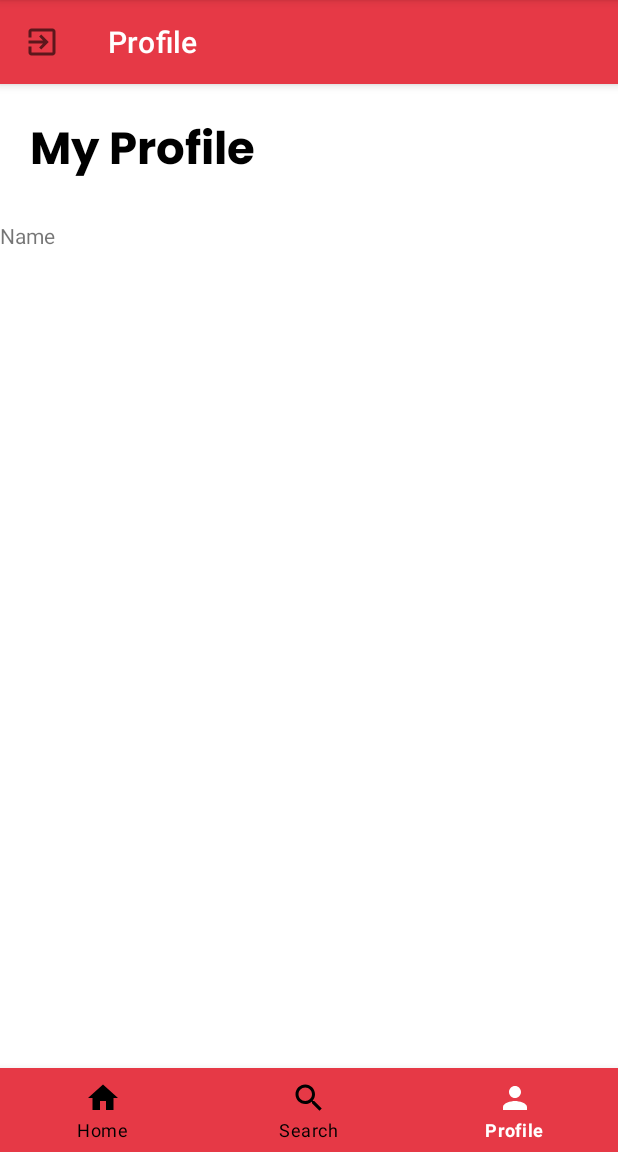
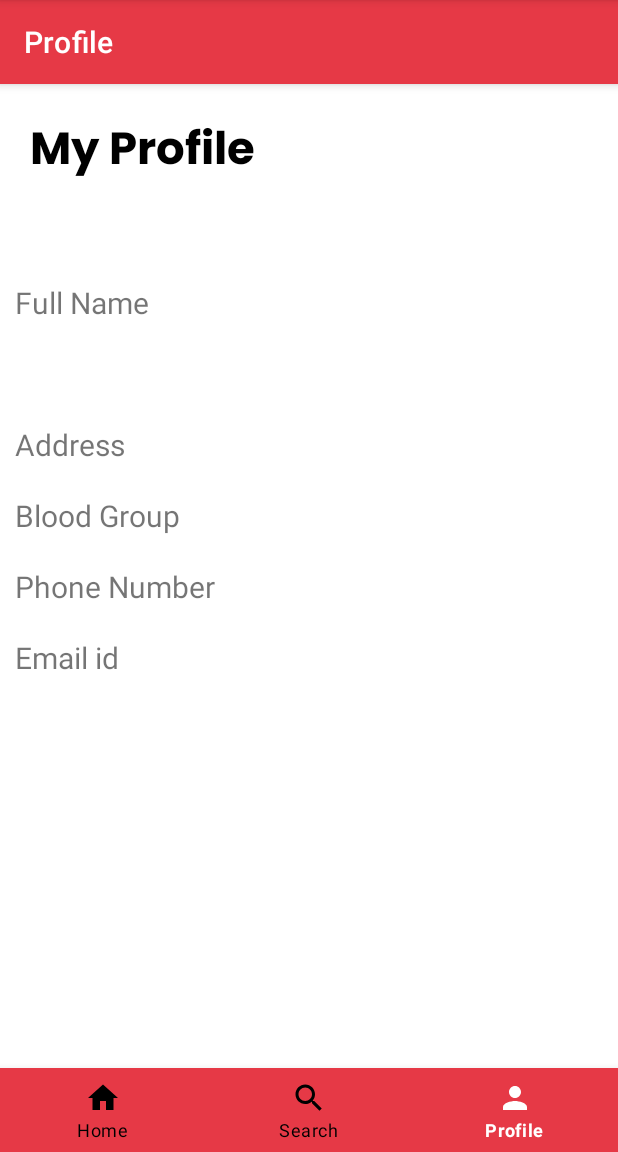
Before and after one commit to Rejoreji/OneBlood, an Android app: the Home screen opened directly, with no data from a screen before it, item 3 of the bottom bar chosen, on a phone screen of 412 x 824 dp, the part 84-1236 px from its top. Run offline under Robolectric (Android 15) with nearby library versions, the phone set to English and light mode, and no system bars.

Commit message:
Some more changes

```diff
--- a/app/src/main/java/com/example/oneblood/Home.java
+++ b/app/src/main/java/com/example/oneblood/Home.java
@@ -4,7 +4,10 @@ import android.content.Intent;
 import android.database.Cursor;
 import android.os.Bundle;
 import android.view.MenuItem;
+import android.view.View;
 import android.widget.ArrayAdapter;
+import android.widget.EditText;
+import android.widget.ImageView;
 import android.widget.ListAdapter;
 import android.widget.ListView;
 import android.widget.SimpleCursorAdapter;
@@ -23,6 +26,7 @@ public class Home extends AppCompatActivity {
     TextView text;
     ListView listView;
     ArrayList<RequestConstructor> arrayList;
+    ImageView icon;
 
     private BottomNavigationView bottomNavigationView;
     MyAdapter myAdapter;
@@ -33,9 +37,12 @@ public class Home extends AppCompatActivity {
         setContentView(R.layout.activity_home);
         listView =(ListView) findViewById(R.id.listview);
         text=(TextView)findViewById(R.id.text1);
+        icon=(ImageView)findViewById(R.id.icon);
+
         arrayList = new ArrayList<>();
 
         String namefromintent = getIntent().getStringExtra("phone");
+
         text.setText(" Welcome "+namefromintent);
 
         DB = new DBHelper(this);
@@ -50,11 +57,13 @@ public class Home extends AppCompatActivity {
             public boolean onNavigationItemSelected(@NonNull MenuItem menuItem) {
                 switch (menuItem.getItemId()){
                     case R.id.search:
+                        String namefromintent = getIntent().getStringExtra("phone");
                         startActivity(new Intent(getApplicationContext(),Search.class));
                         overridePendingTransition(0,0);
                         return true;
 
                     case R.id.profile:
+
                         startActivity(new Intent(getApplicationContext(),Profile.class));
                         overridePendingTransition(0,0);
                         return true;
@@ -64,6 +73,18 @@ public class Home extends AppCompatActivity {
                         return true;
                 }
                 return false;
+            }
+        });
+
+        icon.setOnClickListener(new View.OnClickListener() {
+            @Override
+            public void onClick(View v) {
+
+                Toast.makeText(Home.this, "Successfully Logged Out", Toast.LENGTH_SHORT).show();
+
+                Intent intent = new Intent(getApplicationContext(),MainActivity.class);
+                startActivity(intent);
+
             }
         });
 
@@ -78,4 +99,6 @@ public class Home extends AppCompatActivity {
 
 
     }
+
+
 }
--- a/app/src/main/java/com/example/oneblood/Search.java
+++ b/app/src/main/java/com/example/oneblood/Search.java
@@ -82,6 +82,7 @@ public class Search extends AppCompatActivity {
 
         //ListView in Search
 
+
         listView =(ListView)findViewById(R.id.donorListView);
         arrayList = new ArrayList<>();
 
@@ -138,6 +139,7 @@ public class Search extends AppCompatActivity {
                         return true;
 
                     case R.id.home:
+                        String namefromintent = getIntent().getStringExtra("phone");
                         startActivity(new Intent(getApplicationContext(),Home.class));
                         overridePendingTransition(0,0);
 
--- a/app/src/main/res/layout/activity_profile.xml
+++ b/app/src/main/res/layout/activity_profile.xml
@@ -15,7 +15,6 @@
             android:layout_width="match_parent"
             android:layout_height="?attr/actionBarSize"
             app:title="Profile"
-            app:navigationIcon="@drawable/ic_baseline_exit_to_app_24"
             app:titleTextColor="@color/white"
             android:background="#e63946"/>
     </com.google.android.material.appbar.AppBarLayout>
@@ -36,23 +35,58 @@
                 android:layout_height="match_parent"
                 android:layout_marginLeft="20dp"
                 android:layout_marginTop="20dp"
+                android:layout_marginBottom="50dp"
                 android:fontFamily="@font/poppins_bold"
                 android:text="My Profile"
                 android:textColor="#000000"
                 android:textSize="30sp" />
 
             <TextView
+                android:id="@+id/name"
+                android:layout_width="wrap_content"
+                android:layout_height="match_parent"
+                android:text="Full Name"
+                android:textSize="20sp"
+                android:layout_margin="10sp"/>
+
+            <TextView
                 android:id="@+id/name1"
                 android:layout_width="wrap_content"
                 android:layout_height="match_parent"
-                android:text="Name" />
+
+                android:text="Age"
+                android:textSize="20sp"
+                android:layout_margin="10sp"/>
+            <TextView
+                android:id="@+id/name2"
+                android:layout_width="wrap_content"
+                android:layout_height="match_parent"
+                android:text="Address"
+                android:textSize="20sp"
+                android:layout_margin="10sp"/>
 
             <TextView
-                android:id="@+id/name"
+                android:id="@+id/name3"
                 android:layout_width="wrap_content"
                 android:layout_height="match_parent"
+                android:textSize="20sp"
+                android:text="Blood Group"
+                android:layout_margin="10sp"/>
+            <TextView
+                android:id="@+id/name4"
+                android:layout_width="wrap_content"
+                android:layout_height="match_parent"
+                android:text="Phone Number"
+                android:textSize="20sp"
+                android:layout_margin="10sp"/>
 
-                android:text="Name" />
+            <TextView
+                android:id="@+id/name5"
+                android:layout_width="wrap_content"
+                android:layout_height="match_parent"
+                android:textSize="20sp"
+                android:text="Email id"
+                android:layout_margin="10sp"/>
 
 
         </LinearLayout>
```
Also changed, not shown: app/src/main/res/layout/activity_home.xml (+18 -2 lines), app/src/main/res/layout/toolbar.xml (+13 -11 lines).
